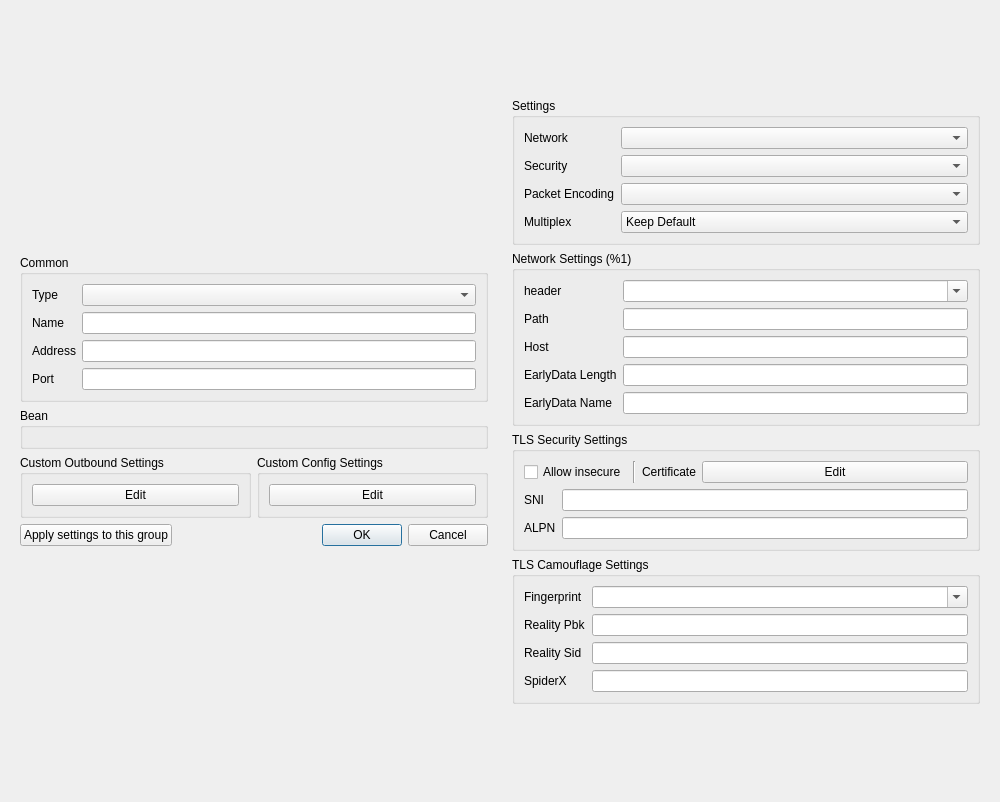
The window that ui/edit/dialog_edit_profile.ui (mipselqq/waterdisco) describes before a commit, drawn with Qt 5.
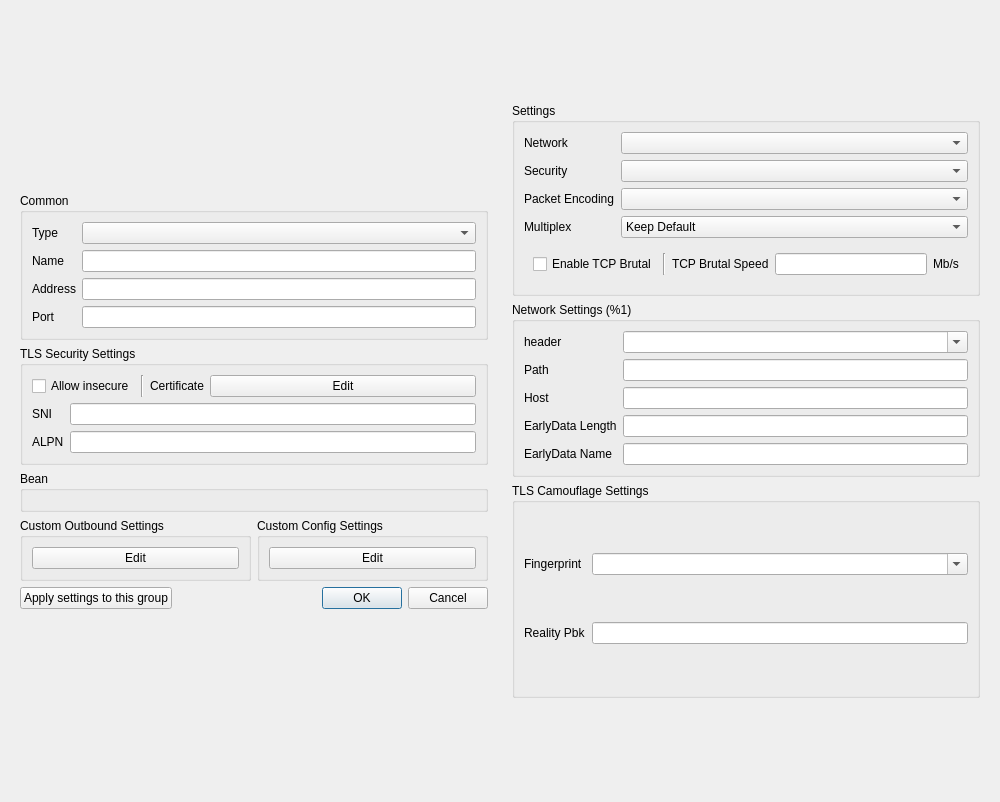
The same window after the commit. Custom widgets are drawn as their Qt base class.

Commit message: add tcp brutal

Diff of the .ui file:
```diff
--- a/ui/edit/dialog_edit_profile.ui
+++ b/ui/edit/dialog_edit_profile.ui
@@ -97,6 +97,101 @@
         </layout>
        </widget>
       </item>
+      <item>
+       <widget class="QGroupBox" name="security_box">
+        <property name="sizePolicy">
+         <sizepolicy hsizetype="Preferred" vsizetype="Maximum">
+          <horstretch>0</horstretch>
+          <verstretch>0</verstretch>
+         </sizepolicy>
+        </property>
+        <property name="title">
+         <string>TLS Security Settings</string>
+        </property>
+        <layout class="QVBoxLayout" name="verticalLayout_2">
+         <item>
+          <layout class="QHBoxLayout" name="horizontalLayout">
+           <item>
+            <widget class="QCheckBox" name="insecure">
+             <property name="sizePolicy">
+              <sizepolicy hsizetype="Maximum" vsizetype="Fixed">
+               <horstretch>0</horstretch>
+               <verstretch>0</verstretch>
+              </sizepolicy>
+             </property>
+             <property name="toolTip">
+              <string>When enabled, V2Ray will not check the validity of the TLS certificate provided by the remote host (the security is equivalent to plaintext)</string>
+             </property>
+             <property name="text">
+              <string>Allow insecure</string>
+             </property>
+            </widget>
+           </item>
+           <item>
+            <widget class="Line" name="line">
+             <property name="orientation">
+              <enum>Qt::Vertical</enum>
+             </property>
+            </widget>
+           </item>
+           <item>
+            <widget class="QLabel" name="label_6">
+             <property name="sizePolicy">
+              <sizepolicy hsizetype="Maximum" vsizetype="Preferred">
+               <horstretch>0</horstretch>
+               <verstretch>0</verstretch>
+              </sizepolicy>
+             </property>
+             <property name="toolTip">
+              <string notr="true"/>
+             </property>
+             <property name="text">
+              <string>Certificate</string>
+             </property>
+            </widget>
+           </item>
+           <item>
+            <widget class="QPushButton" name="certificate_edit">
+             <property name="text">
+              <string notr="true">Edit</string>
+             </property>
+            </widget>
+           </item>
+          </layout>
+         </item>
+         <item>
+          <layout class="QGridLayout" name="_3">
+           <item row="0" column="1">
+            <widget class="MyLineEdit" name="sni"/>
+           </item>
+           <item row="0" column="0">
+            <widget class="QLabel" name="label_5">
+             <property name="toolTip">
+              <string>Server name indication, clear text.</string>
+             </property>
+             <property name="text">
+              <string notr="true">SNI</string>
+             </property>
+            </widget>
+           </item>
+           <item row="1" column="0">
+            <widget class="QLabel" name="label_8">
+             <property name="toolTip">
+              <string>Application layer protocol negotiation, clear text. Please separate them with commas.</string>
+             </property>
+             <property name="text">
+              <string notr="true">ALPN</string>
+             </property>
+            </widget>
+           </item>
+           <item row="1" column="1">
+            <widget class="MyLineEdit" name="alpn"/>
+           </item>
+          </layout>
+         </item>
+        </layout>
+       </widget>
+      </item>
       <item>
        <widget class="QGroupBox" name="bean">
         <property name="sizePolicy">
@@ -198,7 +293,7 @@
      <property name="minimumSize">
       <size>
        <width>400</width>
-       <height>0</height>
+       <height>613</height>
       </size>
      </property>
      <property name="toolTip">
@@ -216,52 +311,18 @@
           <verstretch>0</verstretch>
          </sizepolicy>
         </property>
+        <property name="minimumSize">
+         <size>
+          <width>0</width>
+          <height>156</height>
+         </size>
+        </property>
         <property name="title">
          <string>Settings</string>
         </property>
         <layout class="QVBoxLayout" name="verticalLayout">
          <item>
           <layout class="QGridLayout" name="_2">
-           <item row="0" column="1">
-            <widget class="QComboBox" name="network">
-             <property name="sizePolicy">
-              <sizepolicy hsizetype="Expanding" vsizetype="Fixed">
-               <horstretch>0</horstretch>
-               <verstretch>0</verstretch>
-              </sizepolicy>
-             </property>
-             <item>
-              <property name="text">
-               <string notr="true"/>
-              </property>
-             </item>
-             <item>
-              <property name="text">
-               <string notr="true">tcp</string>
-              </property>
-             </item>
-             <item>
-              <property name="text">
-               <string notr="true">ws</string>
-              </property>
-             </item>
-             <item>
-              <property name="text">
-               <string notr="true">http</string>
-              </property>
-             </item>
-             <item>
-              <property name="text">
-               <string notr="true">grpc</string>
-              </property>
-             </item>
-             <item>
-              <property name="text">
-               <string notr="true">quic</string>
-              </property>
-             </item>
-            </widget>
-           </item>
            <item row="2" column="1">
             <widget class="QComboBox" name="packet_encoding">
              <item>
@@ -291,8 +352,14 @@
              </property>
             </widget>
            </item>
-           <item row="1" column="1">
-            <widget class="QComboBox" name="security">
+           <item row="0" column="1">
+            <widget class="QComboBox" name="network">
+             <property name="sizePolicy">
+              <sizepolicy hsizetype="Expanding" vsizetype="Fixed">
+               <horstretch>0</horstretch>
+               <verstretch>0</verstretch>
+              </sizepolicy>
+             </property>
              <item>
               <property name="text">
                <string notr="true"/>
@@ -300,9 +367,44 @@
              </item>
              <item>
               <property name="text">
-               <string notr="true">tls</string>
+               <string notr="true">tcp</string>
               </property>
              </item>
+             <item>
+              <property name="text">
+               <string notr="true">ws</string>
+              </property>
+             </item>
+             <item>
+              <property name="text">
+               <string>httpupgrade</string>
+              </property>
+             </item>
+             <item>
+              <property name="text">
+               <string notr="true">http</string>
+              </property>
+             </item>
+             <item>
+              <property name="text">
+               <string notr="true">grpc</string>
+              </property>
+             </item>
+             <item>
+              <property name="text">
+               <string notr="true">quic</string>
+              </property>
+             </item>
+            </widget>
+           </item>
+           <item row="3" column="0">
+            <widget class="QLabel" name="multiplex_l">
+             <property name="toolTip">
+              <string>Server support is required</string>
+             </property>
+             <property name="text">
+              <string>Multiplex</string>
+             </property>
             </widget>
            </item>
            <item row="1" column="0">
@@ -315,6 +417,20 @@
              </property>
             </widget>
            </item>
+           <item row="1" column="1">
+            <widget class="QComboBox" name="security">
+             <item>
+              <property name="text">
+               <string notr="true"/>
+              </property>
+             </item>
+             <item>
+              <property name="text">
+               <string notr="true">tls</string>
+              </property>
+             </item>
+            </widget>
+           </item>
            <item row="2" column="0">
             <widget class="QLabel" name="packet_encoding_l">
              <property name="toolTip">
@@ -325,16 +441,6 @@
              </property>
             </widget>
            </item>
-           <item row="3" column="0">
-            <widget class="QLabel" name="multiplex_l">
-             <property name="toolTip">
-              <string>Server support is required</string>
-             </property>
-             <property name="text">
-              <string>Multiplex</string>
-             </property>
-            </widget>
-           </item>
            <item row="3" column="1">
             <widget class="QComboBox" name="multiplex">
              <item>
@@ -356,6 +462,49 @@
            </item>
           </layout>
          </item>
+         <item>
+          <widget class="QWidget" name="brutal_box" native="true">
+           <layout class="QHBoxLayout" name="horizontalLayout_5">
+            <item>
+             <widget class="QCheckBox" name="brutal_enable">
+              <property name="toolTip">
+               <string>&lt;html&gt;&lt;head/&gt;&lt;body&gt;&lt;p&gt;Overrides mux to On&lt;/p&gt;&lt;/body&gt;&lt;/html&gt;</string>
+              </property>
+              <property name="text">
+               <string>Enable TCP Brutal</string>
+              </property>
+             </widget>
+            </item>
+            <item>
+             <widget class="Line" name="line_2">
+              <property name="orientation">
+               <enum>Qt::Vertical</enum>
+              </property>
+             </widget>
+            </item>
+            <item>
+             <widget class="QLabel" name="brutal_speed_l">
+              <property name="toolTip">
+               <string>&lt;html&gt;&lt;head/&gt;&lt;body&gt;&lt;p&gt;Server to Client TCP Brutal Speed&lt;/p&gt;&lt;/body&gt;&lt;/html&gt;</string>
+              </property>
+              <property name="text">
+               <string>TCP Brutal Speed</string>
+              </property>
+             </widget>
+            </item>
+            <item>
+             <widget class="QLineEdit" name="brutal_speed"/>
+            </item>
+            <item>
+             <widget class="QLabel" name="brutal_speed_u">
+              <property name="text">
+               <string>Mb/s</string>
+              </property>
+             </widget>
+            </item>
+           </layout>
+          </widget>
+         </item>
         </layout>
        </widget>
       </item>
@@ -462,101 +611,6 @@
         </layout>
        </widget>
       </item>
-      <item>
-       <widget class="QGroupBox" name="security_box">
-        <property name="sizePolicy">
-         <sizepolicy hsizetype="Preferred" vsizetype="Maximum">
-          <horstretch>0</horstretch>
-          <verstretch>0</verstretch>
-         </sizepolicy>
-        </property>
-        <property name="title">
-         <string>TLS Security Settings</string>
-        </property>
-        <layout class="QVBoxLayout" name="verticalLayout_2">
-         <item>
-          <layout class="QHBoxLayout" name="horizontalLayout">
-           <item>
-            <widget class="QCheckBox" name="insecure">
-             <property name="sizePolicy">
-              <sizepolicy hsizetype="Maximum" vsizetype="Fixed">
-               <horstretch>0</horstretch>
-               <verstretch>0</verstretch>
-              </sizepolicy>
-             </property>
-             <property name="toolTip">
-              <string>When enabled, V2Ray will not check the validity of the TLS certificate provided by the remote host (the security is equivalent to plaintext)</string>
-             </property>
-             <property name="text">
-              <string>Allow insecure</string>
-             </property>
-            </widget>
-           </item>
-           <item>
-            <widget class="Line" name="line">
-             <property name="orientation">
-              <enum>Qt::Vertical</enum>
-             </property>
-            </widget>
-           </item>
-           <item>
-            <widget class="QLabel" name="label_6">
-             <property name="sizePolicy">
-              <sizepolicy hsizetype="Maximum" vsizetype="Preferred">
-               <horstretch>0</horstretch>
-               <verstretch>0</verstretch>
-              </sizepolicy>
-             </property>
-             <property name="toolTip">
-              <string notr="true"/>
-             </property>
-             <property name="text">
-              <string>Certificate</string>
-             </property>
-            </widget>
-           </item>
-           <item>
-            <widget class="QPushButton" name="certificate_edit">
-             <property name="text">
-              <string notr="true">Edit</string>
-             </property>
-            </widget>
-           </item>
-          </layout>
-         </item>
-         <item>
-          <layout class="QGridLayout" name="_3">
-           <item row="0" column="1">
-            <widget class="MyLineEdit" name="sni"/>
-           </item>
-           <item row="0" column="0">
-            <widget class="QLabel" name="label_5">
-             <property name="toolTip">
-              <string>Server name indication, clear text.</string>
-             </property>
-             <property name="text">
-              <string notr="true">SNI</string>
-             </property>
-            </widget>
-           </item>
-           <item row="1" column="0">
-            <widget class="QLabel" name="label_8">
-             <property name="toolTip">
-              <string>Application layer protocol negotiation, clear text. Please separate them with commas.</string>
-             </property>
-             <property name="text">
-              <string notr="true">ALPN</string>
-             </property>
-            </widget>
-           </item>
-           <item row="1" column="1">
-            <widget class="MyLineEdit" name="alpn"/>
-           </item>
-          </layout>
-         </item>
-        </layout>
-       </widget>
-      </item>
       <item>
        <widget class="QGroupBox" name="tls_camouflage_box">
         <property name="title">
@@ -570,18 +624,8 @@
            </property>
           </widget>
          </item>
-         <item row="0" column="0">
-          <widget class="QLabel" name="label_2">
-           <property name="sizePolicy">
-            <sizepolicy hsizetype="Maximum" vsizetype="Preferred">
-             <horstretch>0</horstretch>
-             <verstretch>0</verstretch>
-            </sizepolicy>
-           </property>
-           <property name="text">
-            <string notr="true">Fingerprint</string>
-           </property>
-          </widget>
+         <item row="1" column="1">
+          <widget class="MyLineEdit" name="reality_pbk"/>
          </item>
          <item row="1" column="0">
           <widget class="QLabel" name="reality_pbk_l">
@@ -593,35 +637,19 @@
            </property>
           </widget>
          </item>
-         <item row="2" column="0">
-          <widget class="QLabel" name="reality_sid_l">
-           <property name="toolTip">
-            <string>Reality short id. Accept only one value.</string>
+         <item row="0" column="0">
+          <widget class="QLabel" name="label_2">
+           <property name="sizePolicy">
+            <sizepolicy hsizetype="Maximum" vsizetype="Preferred">
+             <horstretch>0</horstretch>
+             <verstretch>0</verstretch>
+            </sizepolicy>
            </property>
            <property name="text">
-            <string notr="true">Reality Sid</string>
+            <string notr="true">Fingerprint</string>
            </property>
           </widget>
          </item>
-         <item row="2" column="1">
-          <widget class="MyLineEdit" name="reality_sid"/>
-         </item>
-         <item row="1" column="1">
-          <widget class="MyLineEdit" name="reality_pbk"/>
-         </item>
-         <item row="3" column="0">
-          <widget class="QLabel" name="reality_spx_l">
-           <property name="toolTip">
-            <string notr="true"/>
-           </property>
-           <property name="text">
-            <string notr="true">SpiderX</string>
-           </property>
-          </widget>
-         </item>
-         <item row="3" column="1">
-          <widget class="MyLineEdit" name="reality_spx"/>
-         </item>
         </layout>
        </widget>
       </item>
```
Left out of the diff: 1 changed line with no effect on the pictures. The commit also changes 3 other files.
